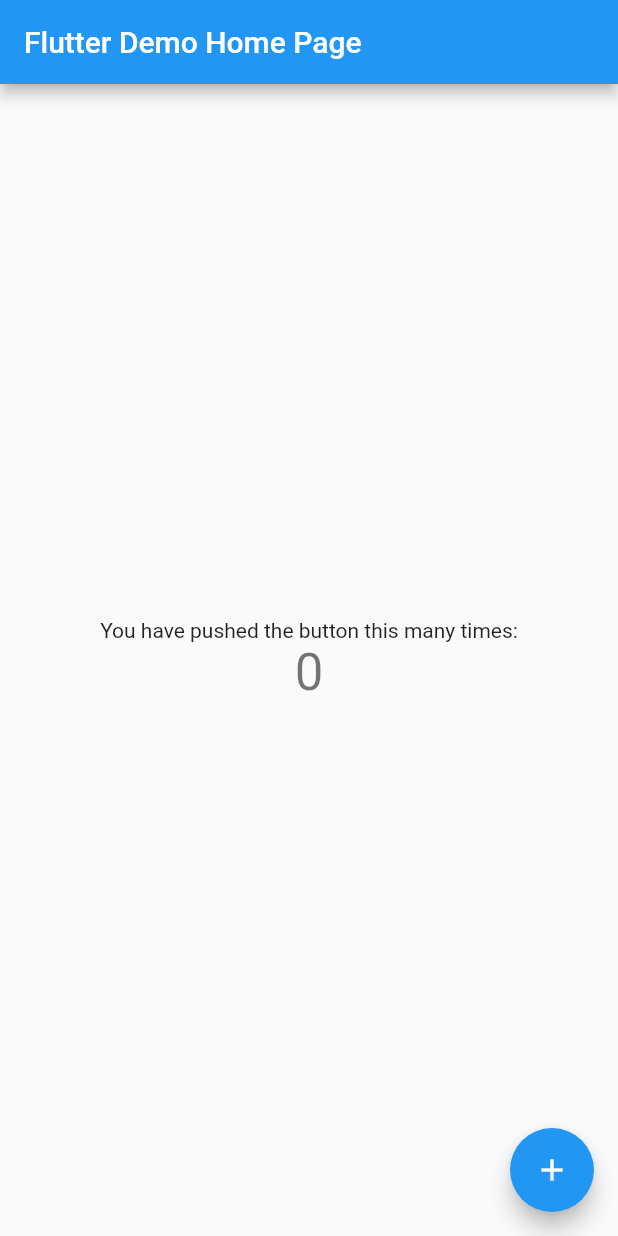
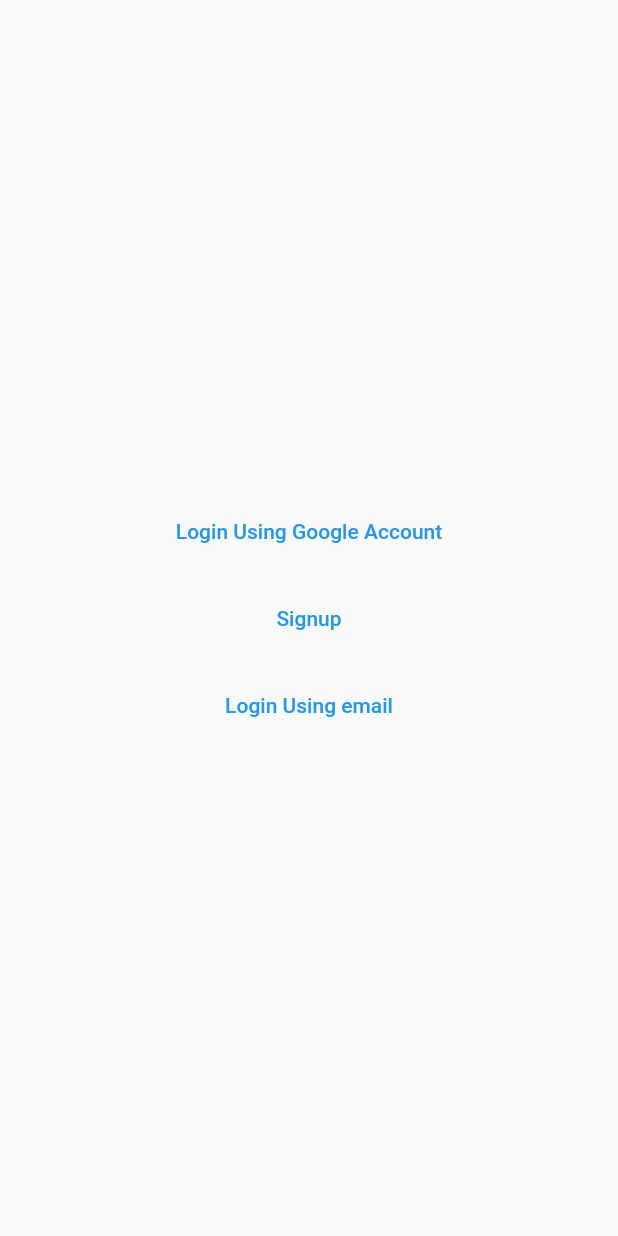
Before and after one commit to abhishequmar/ekyam, a Flutter app: the screen it shows after launch, on a phone screen of 412 x 824 dp. Run offline on Flutter 3.47's test engine with Material 2 defaults, Android fonts, the phone set to English and light mode, and no system bars.

Commit message:
Login and Signup UI

```diff
--- /dev/null
+++ b/lib/directLoginPage.dart
@@ -0,0 +1,58 @@
+import 'package:ekyam/HomePage.dart';
+import 'package:ekyam/LoginPage.dart';
+import 'package:ekyam/SignupPage.dart';
+import 'package:flutter/material.dart';
+
+class directLoginPage extends StatefulWidget {
+  const directLoginPage({Key? key}) : super(key: key);
+
+  @override
+  State<directLoginPage> createState() => _directLoginPageState();
+}
+
+class _directLoginPageState extends State<directLoginPage> {
+  @override
+  Widget build(BuildContext context) {
+    return Scaffold(
+      body: Center(
+        child: Column(
+          mainAxisAlignment: MainAxisAlignment.center,
+          children: [
+            TextButton(onPressed: (){
+              Navigator.push(
+                context,
+                MaterialPageRoute(
+                    builder: (context){
+                      return HomePage();
+                    }
+                ),
+              );
+            }, child: Text("Login Using Google Account")),
+            SizedBox(height: 10),
+            TextButton(onPressed: (){
+              Navigator.push(
+                context,
+                MaterialPageRoute(
+                    builder: (context){
+                      return SignupPage();
+                    }
+                ),
+              );
+            }, child: Text("Signup")),
+            SizedBox(height: 10),
+            TextButton(onPressed:(){
+              Navigator.push(
+                context,
+                MaterialPageRoute(
+                    builder: (context){
+                      return LoginPage();
+                    }
+                ),
+              );
+            },child: Text("Login Using email"))
+          ],
+        ),
+      ),
+    );
+  }
+}
--- a/lib/main.dart
+++ b/lib/main.dart
@@ -1,3 +1,4 @@
+import 'package:ekyam/directLoginPage.dart';
 import 'package:flutter/material.dart';
 
 void main() {
@@ -32,14 +33,7 @@
 class MyHomePage extends StatefulWidget {
   const MyHomePage({super.key, required this.title});
 
-  // This widget is the home page of your application. It is stateful, meaning
-  // that it has a State object (defined below) that contains fields that affect
-  // how it looks.
 
-  // This class is the configuration for the state. It holds the values (in this
-  // case the title) provided by the parent (in this case the App widget) and
-  // used by the build method of the State. Fields in a Widget subclass are
-  // always marked "final".
 
   final String title;
 
@@ -50,66 +44,11 @@
 class _MyHomePageState extends State<MyHomePage> {
   int _counter = 0;
 
-  void _incrementCounter() {
-    setState(() {
-      // This call to setState tells the Flutter framework that something has
-      // changed in this State, which causes it to rerun the build method below
-      // so that the display can reflect the updated values. If we changed
-      // _counter without calling setState(), then the build method would not be
-      // called again, and so nothing would appear to happen.
-      _counter++;
-    });
-  }
+
 
   @override
   Widget build(BuildContext context) {
-    // This method is rerun every time setState is called, for instance as done
-    // by the _incrementCounter method above.
-    //
-    // The Flutter framework has been optimized to make rerunning build methods
-    // fast, so that you can just rebuild anything that needs updating rather
-    // than having to individually change instances of widgets.
-    return Scaffold(
-      appBar: AppBar(
-        // Here we take the value from the MyHomePage object that was created by
-        // the App.build method, and use it to set our appbar title.
-        title: Text(widget.title),
-      ),
-      body: Center(
-        // Center is a layout widget. It takes a single child and positions it
-        // in the middle of the parent.
-        child: Column(
-          // Column is also a layout widget. It takes a list of children and
-          // arranges them vertically. By default, it sizes itself to fit its
-          // children horizontally, and tries to be as tall as its parent.
-          //
-          // Invoke "debug painting" (press "p" in the console, choose the
-          // "Toggle Debug Paint" action from the Flutter Inspector in Android
-          // Studio, or the "Toggle Debug Paint" command in Visual Studio Code)
-          // to see the wireframe for each widget.
-          //
-          // Column has various properties to control how it sizes itself and
-          // how it positions its children. Here we use mainAxisAlignment to
-          // center the children vertically; the main axis here is the vertical
-          // axis because Columns are vertical (the cross axis would be
-          // horizontal).
-          mainAxisAlignment: MainAxisAlignment.center,
-          children: <Widget>[
-            const Text(
-              'You have pushed the button this many times:',
-            ),
-            Text(
-              '$_counter',
-              style: Theme.of(context).textTheme.headline4,
-            ),
-          ],
-        ),
-      ),
-      floatingActionButton: FloatingActionButton(
-        onPressed: _incrementCounter,
-        tooltip: 'Increment',
-        child: const Icon(Icons.add),
-      ), // This trailing comma makes auto-formatting nicer for build methods.
-    );
+
+    return directLoginPage();
   }
 }
```
Also changed, not shown: lib/HomePage.dart (added, +23 -0 lines), lib/LoginPage.dart (added, +49 -0 lines), lib/SignupPage.dart (added, +50 -0 lines), 1 other file.
